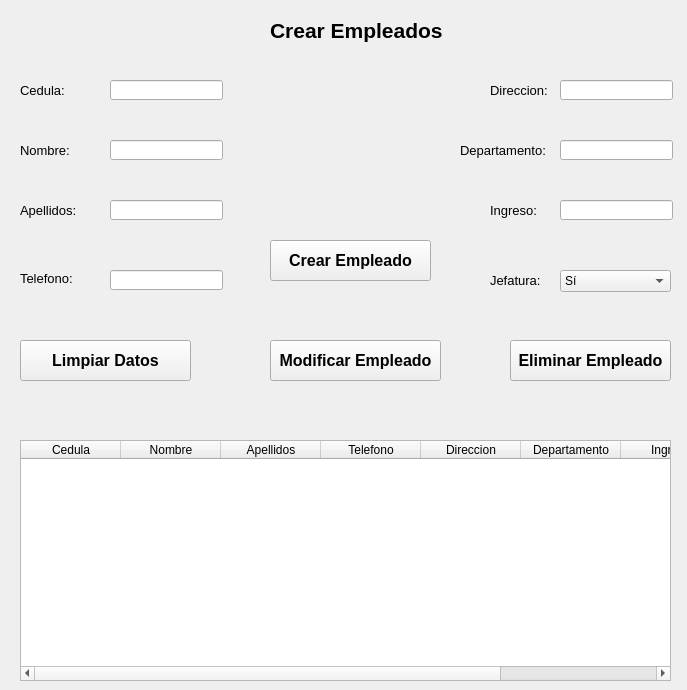
First picture: the form in src/003_empleados.ui, repository rvqzs/tresPatitos, before the edit.
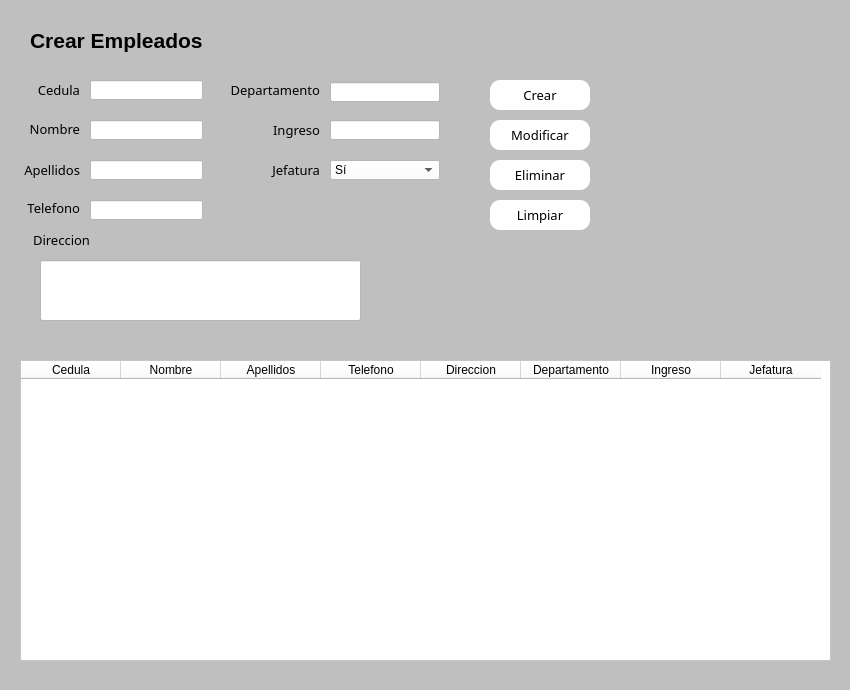
Second picture: the form after the edit. Icons and pictures are not drawn.

```diff
--- a/src/003_empleados.ui
+++ b/src/003_empleados.ui
@@ -6,32 +6,39 @@
    <rect>
     <x>0</x>
     <y>0</y>
-    <width>687</width>
+    <width>850</width>
     <height>690</height>
    </rect>
   </property>
   <property name="minimumSize">
    <size>
-    <width>687</width>
+    <width>850</width>
     <height>690</height>
    </size>
   </property>
   <property name="maximumSize">
    <size>
-    <width>687</width>
-    <height>690</height>
+    <width>16000</width>
+    <height>16000</height>
    </size>
   </property>
   <property name="windowTitle">
    <string>Empleados</string>
   </property>
+  <property name="windowIcon">
+   <iconset>
+    <normaloff>../res/IconMenuEmpleados.png</normaloff>../res/IconMenuEmpleados.png</iconset>
+  </property>
+  <property name="styleSheet">
+   <string notr="true">background-color: rgb(191, 191, 191);</string>
+  </property>
   <widget class="QLabel" name="label">
    <property name="geometry">
     <rect>
-     <x>270</x>
-     <y>0</y>
-     <width>201</width>
-     <height>61</height>
+     <x>30</x>
+     <y>20</y>
+     <width>181</width>
+     <height>41</height>
     </rect>
    </property>
    <property name="font">
@@ -48,246 +55,432 @@
   <widget class="QLabel" name="lblCedula">
    <property name="geometry">
     <rect>
-     <x>20</x>
+     <x>30</x>
      <y>80</y>
-     <width>51</width>
-     <height>21</height>
+     <width>50</width>
+     <height>20</height>
     </rect>
    </property>
+   <property name="sizePolicy">
+    <sizepolicy hsizetype="Fixed" vsizetype="Fixed">
+     <horstretch>0</horstretch>
+     <verstretch>0</verstretch>
+    </sizepolicy>
+   </property>
    <property name="font">
     <font>
+     <family>Segoe UI Semibold</family>
      <pointsize>10</pointsize>
+     <weight>7</weight>
+     <italic>false</italic>
+     <bold>false</bold>
     </font>
    </property>
+   <property name="styleSheet">
+    <string notr="true">font: 63 10pt &quot;Segoe UI Semibold&quot;;</string>
+   </property>
    <property name="text">
-    <string>Cedula:</string>
+    <string>Cedula</string>
+   </property>
+   <property name="alignment">
+    <set>Qt::AlignRight|Qt::AlignTrailing|Qt::AlignVCenter</set>
    </property>
   </widget>
   <widget class="QLabel" name="lblNombre">
    <property name="geometry">
     <rect>
-     <x>20</x>
-     <y>140</y>
-     <width>51</width>
-     <height>21</height>
+     <x>30</x>
+     <y>119</y>
+     <width>50</width>
+     <height>20</height>
     </rect>
    </property>
+   <property name="sizePolicy">
+    <sizepolicy hsizetype="Fixed" vsizetype="Fixed">
+     <horstretch>0</horstretch>
+     <verstretch>0</verstretch>
+    </sizepolicy>
+   </property>
    <property name="font">
     <font>
+     <family>Segoe UI Semibold</family>
      <pointsize>10</pointsize>
+     <weight>7</weight>
+     <italic>false</italic>
+     <bold>false</bold>
     </font>
    </property>
+   <property name="styleSheet">
+    <string notr="true">font: 63 10pt &quot;Segoe UI Semibold&quot;;</string>
+   </property>
    <property name="text">
-    <string>Nombre:</string>
+    <string>Nombre</string>
+   </property>
+   <property name="alignment">
+    <set>Qt::AlignRight|Qt::AlignTrailing|Qt::AlignVCenter</set>
    </property>
   </widget>
   <widget class="QLabel" name="lblApellidos">
    <property name="geometry">
     <rect>
      <x>20</x>
-     <y>200</y>
-     <width>61</width>
-     <height>21</height>
+     <y>160</y>
+     <width>60</width>
+     <height>20</height>
     </rect>
    </property>
+   <property name="sizePolicy">
+    <sizepolicy hsizetype="Fixed" vsizetype="Fixed">
+     <horstretch>0</horstretch>
+     <verstretch>0</verstretch>
+    </sizepolicy>
+   </property>
    <property name="font">
     <font>
+     <family>Segoe UI Semibold</family>
      <pointsize>10</pointsize>
+     <weight>7</weight>
+     <italic>false</italic>
+     <bold>false</bold>
     </font>
    </property>
+   <property name="styleSheet">
+    <string notr="true">font: 63 10pt &quot;Segoe UI Semibold&quot;;</string>
+   </property>
    <property name="text">
-    <string>Apellidos:</string>
+    <string>Apellidos</string>
+   </property>
+   <property name="alignment">
+    <set>Qt::AlignRight|Qt::AlignTrailing|Qt::AlignVCenter</set>
    </property>
   </widget>
   <widget class="QLabel" name="lblDireccion">
    <property name="geometry">
     <rect>
-     <x>490</x>
-     <y>80</y>
-     <width>61</width>
-     <height>21</height>
+     <x>30</x>
+     <y>230</y>
+     <width>60</width>
+     <height>20</height>
     </rect>
    </property>
+   <property name="sizePolicy">
+    <sizepolicy hsizetype="Fixed" vsizetype="Fixed">
+     <horstretch>0</horstretch>
+     <verstretch>0</verstretch>
+    </sizepolicy>
+   </property>
    <property name="font">
     <font>
+     <family>Segoe UI Semibold</family>
      <pointsize>10</pointsize>
+     <weight>7</weight>
+     <italic>false</italic>
+     <bold>false</bold>
     </font>
    </property>
+   <property name="styleSheet">
+    <string notr="true">font: 63 10pt &quot;Segoe UI Semibold&quot;;</string>
+   </property>
    <property name="text">
-    <string>Direccion:</string>
+    <string>Direccion</string>
+   </property>
+   <property name="alignment">
+    <set>Qt::AlignRight|Qt::AlignTrailing|Qt::AlignVCenter</set>
    </property>
   </widget>
   <widget class="QLabel" name="lblDepartamento">
    <property name="geometry">
     <rect>
-     <x>460</x>
-     <y>140</y>
-     <width>91</width>
-     <height>21</height>
+     <x>230</x>
+     <y>80</y>
+     <width>90</width>
+     <height>20</height>
     </rect>
    </property>
+   <property name="sizePolicy">
+    <sizepolicy hsizetype="Fixed" vsizetype="Fixed">
+     <horstretch>0</horstretch>
+     <verstretch>0</verstretch>
+    </sizepolicy>
+   </property>
    <property name="font">
     <font>
+     <family>Segoe UI Semibold</family>
      <pointsize>10</pointsize>
+     <weight>7</weight>
+     <italic>false</italic>
+     <bold>false</bold>
     </font>
    </property>
+   <property name="styleSheet">
+    <string notr="true">font: 63 10pt &quot;Segoe UI Semibold&quot;;</string>
+   </property>
    <property name="text">
-    <string>Departamento:</string>
+    <string>Departamento</string>
+   </property>
+   <property name="alignment">
+    <set>Qt::AlignRight|Qt::AlignTrailing|Qt::AlignVCenter</set>
    </property>
   </widget>
   <widget class="QLabel" name="lblIngreso">
    <property name="geometry">
     <rect>
-     <x>490</x>
-     <y>200</y>
-     <width>47</width>
-     <height>21</height>
+     <x>270</x>
+     <y>120</y>
+     <width>50</width>
+     <height>20</height>
     </rect>
    </property>
+   <property name="sizePolicy">
+    <sizepolicy hsizetype="Fixed" vsizetype="Fixed">
+     <horstretch>0</horstretch>
+     <verstretch>0</verstretch>
+    </sizepolicy>
+   </property>
    <property name="font">
     <font>
+     <family>Segoe UI Semibold</family>
      <pointsize>10</pointsize>
+     <weight>7</weight>
+     <italic>false</italic>
+     <bold>false</bold>
     </font>
    </property>
+   <property name="styleSheet">
+    <string notr="true">font: 63 10pt &quot;Segoe UI Semibold&quot;;</string>
+   </property>
    <property name="text">
-    <string>Ingreso:</string>
+    <string>Ingreso</string>
+   </property>
+   <property name="alignment">
+    <set>Qt::AlignRight|Qt::AlignTrailing|Qt::AlignVCenter</set>
    </property>
   </widget>
   <widget class="QLabel" name="lblJefatura">
    <property name="geometry">
     <rect>
-     <x>490</x>
-     <y>270</y>
-     <width>61</width>
-     <height>21</height>
+     <x>270</x>
+     <y>160</y>
+     <width>50</width>
+     <height>20</height>
     </rect>
    </property>
+   <property name="sizePolicy">
+    <sizepolicy hsizetype="Fixed" vsizetype="Fixed">
+     <horstretch>0</horstretch>
+     <verstretch>0</verstretch>
+    </sizepolicy>
+   </property>
    <property name="font">
     <font>
+     <family>Segoe UI Semibold</family>
      <pointsize>10</pointsize>
+     <weight>7</weight>
+     <italic>false</italic>
+     <bold>false</bold>
     </font>
    </property>
+   <property name="styleSheet">
+    <string notr="true">font: 63 10pt &quot;Segoe UI Semibold&quot;;</string>
+   </property>
    <property name="text">
-    <string>Jefatura:</string>
+    <string>Jefatura</string>
+   </property>
+   <property name="alignment">
+    <set>Qt::AlignRight|Qt::AlignTrailing|Qt::AlignVCenter</set>
    </property>
   </widget>
   <widget class="QLineEdit" name="txtCedula">
    <property name="geometry">
     <rect>
-     <x>110</x>
+     <x>90</x>
      <y>80</y>
      <width>113</width>
      <height>20</height>
     </rect>
    </property>
+   <property name="styleSheet">
+    <string notr="true">background-color: rgb(255, 255, 255);</string>
+   </property>
   </widget>
   <widget class="QLineEdit" name="txtNombre">
    <property name="geometry">
     <rect>
-     <x>110</x>
-     <y>140</y>
+     <x>90</x>
+     <y>120</y>
      <width>113</width>
      <height>20</height>
     </rect>
    </property>
+   <property name="styleSheet">
+    <string notr="true">background-color: rgb(255, 255, 255);
+</string>
+   </property>
   </widget>
   <widget class="QLineEdit" name="txtApellidos">
    <property name="geometry">
     <rect>
-     <x>110</x>
-     <y>200</y>
+     <x>90</x>
+     <y>160</y>
      <width>113</width>
      <height>20</height>
     </rect>
    </property>
+   <property name="styleSheet">
+    <string notr="true">background-color: rgb(255, 255, 255);</string>
+   </property>
   </widget>
   <widget class="QLineEdit" name="txtDireccion">
    <property name="geometry">
     <rect>
-     <x>560</x>
-     <y>80</y>
-     <width>113</width>
-     <height>20</height>
+     <x>40</x>
+     <y>260</y>
+     <width>321</width>
+     <height>61</height>
     </rect>
    </property>
+   <property name="styleSheet">
+    <string notr="true">background-color: rgb(255, 255, 255);</string>
+   </property>
   </widget>
   <widget class="QLineEdit" name="txtDepartamento">
    <property name="geometry">
     <rect>
-     <x>560</x>
-     <y>140</y>
-     <width>113</width>
+     <x>330</x>
+     <y>82</y>
+     <width>110</width>
      <height>20</height>
     </rect>
    </property>
+   <property name="sizePolicy">
+    <sizepolicy hsizetype="Fixed" vsizetype="Fixed">
+     <horstretch>0</horstretch>
+     <verstretch>0</verstretch>
+    </sizepolicy>
+   </property>
+   <property name="styleSheet">
+    <string notr="true">background-color: rgb(255, 255, 255);</string>
+   </property>
   </widget>
   <widget class="QLineEdit" name="txtIngreso">
    <property name="geometry">
     <rect>
-     <x>560</x>
-     <y>200</y>
-     <width>113</width>
+     <x>330</x>
+     <y>120</y>
+     <width>110</width>
      <height>20</height>
     </rect>
    </property>
+   <property name="styleSheet">
+    <string notr="true">background-color: rgb(255, 255, 255);</string>
+   </property>
   </widget>
   <widget class="QPushButton" name="bttCrearEmpleado">
    <property name="geometry">
     <rect>
-     <x>270</x>
-     <y>240</y>
-     <width>161</width>
-     <height>41</height>
+     <x>490</x>
+     <y>80</y>
+     <width>100</width>
+     <height>30</height>
     </rect>
    </property>
    <property name="font">
     <font>
-     <pointsize>12</pointsize>
-     <weight>75</weight>
-     <bold>true</bold>
+     <family>Segoe UI Semibold</family>
+     <pointsize>10</pointsize>
+     <weight>7</weight>
+     <italic>false</italic>
+     <bold>false</bold>
     </font>
    </property>
+   <property name="styleSheet">
+    <string notr="true">QPushButton{
+background-color:rgb(255, 255, 255);
+border:none;
+border-radius:10px;
+font: 63 10pt &quot;Segoe UI Semibold&quot;;
+
+}
+
+QPushButton:hover{
+
+border:2px solid #55C1FA;
+border-radius:10px;
+}</string>
+   </property>
    <property name="text">
-    <string>Crear Empleado</string>
+    <string>Crear</string>
+   </property>
+   <property name="icon">
+    <iconset>
+     <normaloff>../res/btnCrear.png</normaloff>../res/btnCrear.png</iconset>
+   </property>
+   <property name="iconSize">
+    <size>
+     <width>25</width>
+     <height>25</height>
+    </size>
    </property>
   </widget>
   <widget class="QLabel" name="label_3">
    <property name="geometry">
     <rect>
      <x>20</x>
-     <y>270</y>
-     <width>61</width>
-     <height>16</height>
+     <y>198</y>
+     <width>60</width>
+     <height>20</height>
     </rect>
    </property>
+   <property name="sizePolicy">
+    <sizepolicy hsizetype="Fixed" vsizetype="Fixed">
+     <horstretch>0</horstretch>
+     <verstretch>0</verstretch>
+    </sizepolicy>
+   </property>
    <property name="font">
     <font>
+     <family>Segoe UI Semibold</family>
      <pointsize>10</pointsize>
+     <weight>7</weight>
+     <italic>false</italic>
+     <bold>false</bold>
     </font>
    </property>
+   <property name="styleSheet">
+    <string notr="true">font: 63 10pt &quot;Segoe UI Semibold&quot;;</string>
+   </property>
    <property name="text">
-    <string>Telefono:</string>
+    <string>Telefono</string>
+   </property>
+   <property name="alignment">
+    <set>Qt::AlignRight|Qt::AlignTrailing|Qt::AlignVCenter</set>
    </property>
   </widget>
   <widget class="QLineEdit" name="txtTelefono">
    <property name="geometry">
     <rect>
-     <x>110</x>
-     <y>270</y>
+     <x>90</x>
+     <y>200</y>
      <width>113</width>
      <height>20</height>
     </rect>
    </property>
+   <property name="styleSheet">
+    <string notr="true">background-color: rgb(255, 255, 255);</string>
+   </property>
   </widget>
   <widget class="QTableWidget" name="tblWidgetEmpleados">
    <property name="geometry">
     <rect>
      <x>20</x>
-     <y>440</y>
-     <width>651</width>
-     <height>241</height>
+     <y>360</y>
+     <width>811</width>
+     <height>301</height>
     </rect>
    </property>
+   <property name="styleSheet">
+    <string notr="true">background-color: rgb(255, 255, 255);</string>
+   </property>
    <property name="editTriggers">
     <set>QAbstractItemView::NoEditTriggers</set>
    </property>
@@ -338,72 +531,153 @@
   <widget class="QPushButton" name="bttModificarEmpleado">
    <property name="geometry">
     <rect>
-     <x>270</x>
-     <y>340</y>
-     <width>171</width>
-     <height>41</height>
+     <x>490</x>
+     <y>120</y>
+     <width>100</width>
+     <height>30</height>
     </rect>
    </property>
    <property name="font">
     <font>
-     <pointsize>12</pointsize>
-     <weight>75</weight>
-     <bold>true</bold>
+     <family>Segoe UI Semibold</family>
+     <pointsize>10</pointsize>
+     <weight>7</weight>
+     <italic>false</italic>
+     <bold>false</bold>
     </font>
    </property>
+   <property name="styleSheet">
+    <string notr="true">QPushButton{
+background-color:rgb(255, 255, 255);
+border:none;
+border-radius:10px;
+font: 63 10pt &quot;Segoe UI Semibold&quot;;
+}
+
+QPushButton:hover{
+
+border:2px solid #55C1FA;
+border-radius:10px;
+}</string>
+   </property>
    <property name="text">
-    <string>Modificar Empleado</string>
+    <string>Modificar</string>
+   </property>
+   <property name="icon">
+    <iconset>
+     <normaloff>../res/btnEdit.png</normaloff>../res/btnEdit.png</iconset>
+   </property>
+   <property name="iconSize">
+    <size>
+     <width>20</width>
+     <height>20</height>
+    </size>
    </property>
   </widget>
   <widget class="QPushButton" name="bttEliminarEmpleado">
    <property name="geometry">
     <rect>
-     <x>510</x>
-     <y>340</y>
-     <width>161</width>
-     <height>41</height>
+     <x>490</x>
+     <y>160</y>
+     <width>100</width>
+     <height>30</height>
     </rect>
    </property>
    <property name="font">
     <font>
-     <pointsize>12</pointsize>
-     <weight>75</weight>
-     <bold>true</bold>
+     <family>Segoe UI Semibold</family>
+     <pointsize>10</pointsize>
+     <weight>7</weight>
+     <italic>false</italic>
+     <bold>false</bold>
     </font>
    </property>
+   <property name="styleSheet">
+    <string notr="true">QPushButton{
+background-color:rgb(255, 255, 255);
+border:none;
+border-radius:10px;
+font: 63 10pt &quot;Segoe UI Semibold&quot;;
+}
+
+QPushButton:hover{
+
+border:2px solid #55C1FA;
+border-radius:10px;
+}</string>
+   </property>
    <property name="text">
-    <string>Eliminar Empleado</string>
+    <string>Eliminar</string>
+   </property>
+   <property name="icon">
+    <iconset>
+     <normaloff>../res/btnDelete.png</normaloff>../res/btnDelete.png</iconset>
+   </property>
+   <property name="iconSize">
+    <size>
+     <width>20</width>
+     <height>20</height>
+    </size>
    </property>
   </widget>
   <widget class="QPushButton" name="bttLimpiarEmpleado">
    <property name="geometry">
     <rect>
-     <x>20</x>
-     <y>340</y>
-     <width>171</width>
-     <height>41</height>
+     <x>490</x>
+     <y>200</y>
+     <width>100</width>
+     <height>30</height>
     </rect>
    </property>
    <property name="font">
     <font>
-     <pointsize>12</pointsize>
-     <weight>75</weight>
-     <bold>true</bold>
+     <family>Segoe UI Semibold</family>
+     <pointsize>10</pointsize>
+     <weight>7</weight>
+     <italic>false</italic>
+     <bold>false</bold>
     </font>
    </property>
+   <property name="styleSheet">
+    <string notr="true">QPushButton{
+background-color:rgb(255, 255, 255);
+border:none;
+border-radius:10px;
+font: 63 10pt &quot;Segoe UI Semibold&quot;;
+}
+
+QPushButton:hover{
+
+border:2px solid #55C1FA;
+border-radius:10px;
+}</string>
+   </property>
    <property name="text">
-    <string>Limpiar Datos</string>
+    <string>Limpiar</string>
+   </property>
+   <property name="icon">
+    <iconset>
+     <normaloff>../res/btnClear.png</normaloff>../res/btnClear.png</iconset>
+   </property>
+   <property name="iconSize">
+    <size>
+     <width>20</width>
+     <height>20</height>
+    </size>
    </property>
   </widget>
   <widget class="QComboBox" name="cmbJefatura">
    <property name="geometry">
     <rect>
-     <x>560</x>
-     <y>270</y>
-     <width>111</width>
-     <height>22</height>
+     <x>330</x>
+     <y>160</y>
+     <width>110</width>
+     <height>20</height>
     </rect>
    </property>
+   <property name="styleSheet">
+    <string notr="true">background-color: rgb(255, 255, 255);</string>
+   </property>
    <item>
     <property name="text">
      <string>Sí</string>
```
